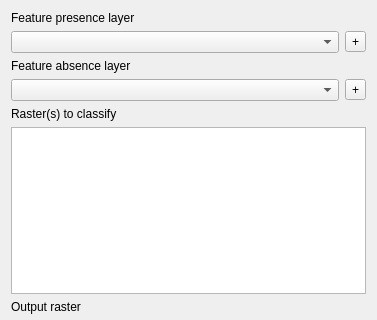
This is classifierdialogbase.ui in nextgis/dtclassifier as Qt 5 draws it before an edit; both pictures show x 0 to 377 and y 0 to 320 of the 377 by 641 pixel window. The edited form follows.
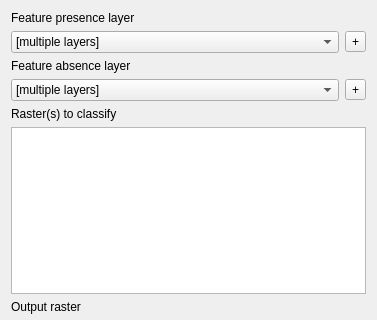
This is the edited form.

Commit message: don't allow user to select same layer as presence and absence at once (implement #22)

Patch:
```diff
--- a/classifierdialogbase.ui
+++ b/classifierdialogbase.ui
@@ -25,9 +25,6 @@
     <layout class="QHBoxLayout" name="horizontalLayout_4">
      <item>
       <widget class="QComboBox" name="cmbPresenceLayer">
-       <property name="currentIndex">
-        <number>-1</number>
-       </property>
        <item>
         <property name="text">
          <string>[multiple layers]</string>
@@ -58,9 +55,6 @@
     <layout class="QHBoxLayout" name="horizontalLayout_5">
      <item>
       <widget class="QComboBox" name="cmbAbsenceLayer">
-       <property name="currentIndex">
-        <number>-1</number>
-       </property>
        <item>
         <property name="text">
          <string>[multiple layers]</string>
```
The commit also changes 2 other files.
